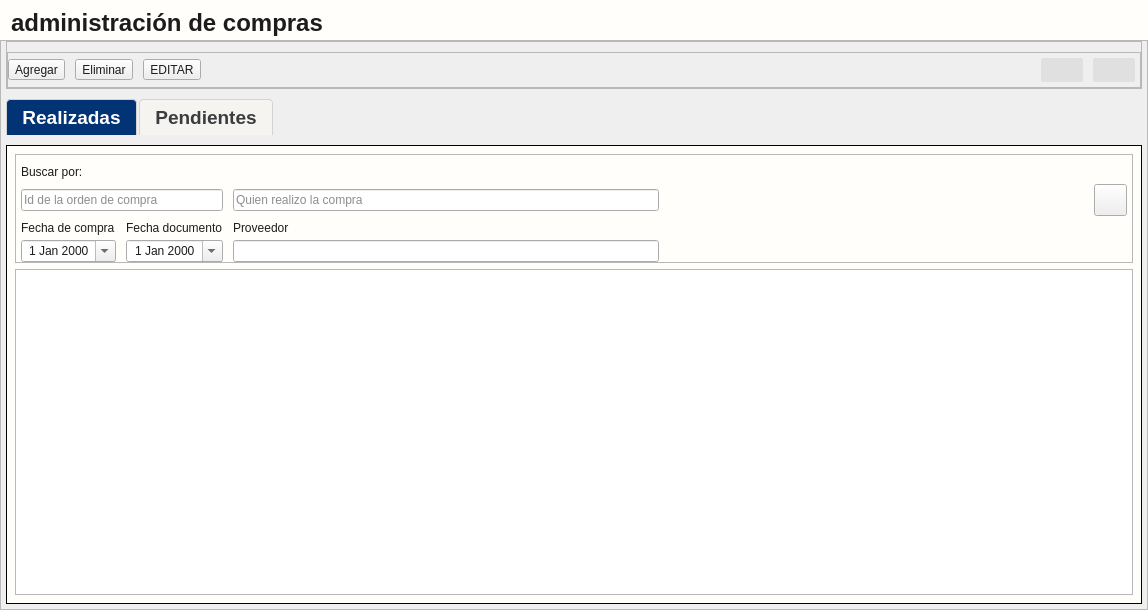
First picture: the form in app/View/UserInterfaceUi/UI_CONTROL_COMPRAS.ui, repository LAngelVp/TuleVenta, before the edit.
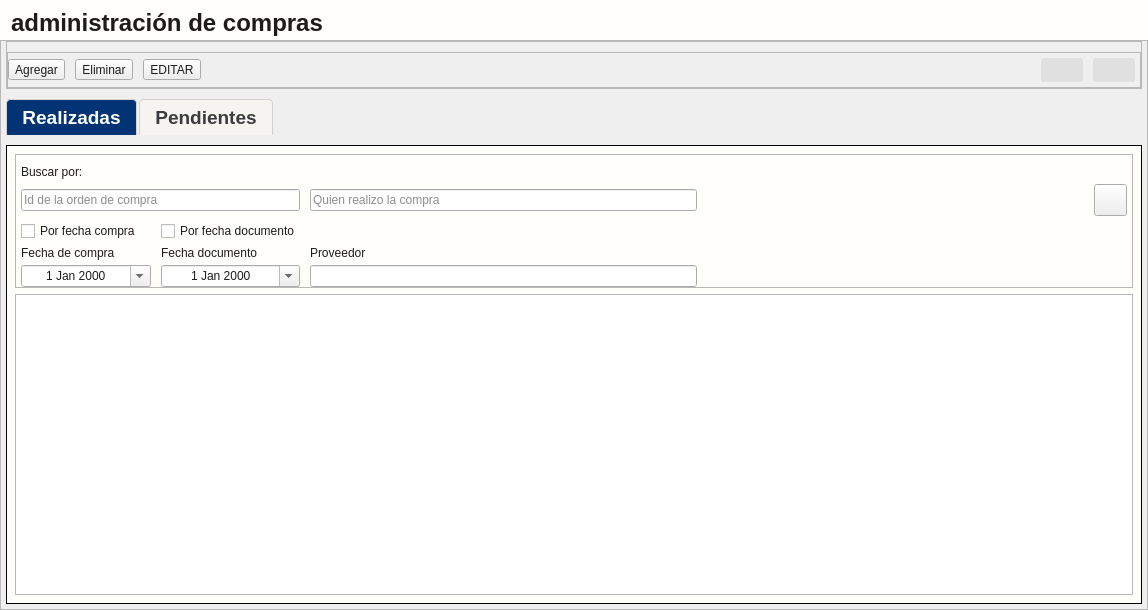
Second picture: the form after the edit. Icons and pictures are not drawn.

Commit message: Avances correctos en el apartado de compras

What changed in the file:
```diff
--- a/app/View/UserInterfaceUi/UI_CONTROL_COMPRAS.ui
+++ b/app/View/UserInterfaceUi/UI_CONTROL_COMPRAS.ui
@@ -509,6 +509,23 @@
                 <property name="verticalSpacing">
                  <number>5</number>
                 </property>
+                <item row="3" column="0" colspan="3">
+                 <widget class="QLineEdit" name="txt_idCompraRealizada">
+                  <property name="placeholderText">
+                   <string>Id de la orden de compra</string>
+                  </property>
+                 </widget>
+                </item>
+                <item row="8" column="2">
+                 <widget class="QDateEdit" name="fecha_fechaCreacionOCRealizada">
+                  <property name="alignment">
+                   <set>Qt::AlignmentFlag::AlignCenter</set>
+                  </property>
+                  <property name="calendarPopup">
+                   <bool>true</bool>
+                  </property>
+                 </widget>
+                </item>
                 <item row="3" column="3">
                  <widget class="QLineEdit" name="txt_quienRealizoCompraRealizada">
                   <property name="placeholderText">
@@ -516,10 +533,23 @@
                   </property>
                  </widget>
                 </item>
-                <item row="4" column="2">
-                 <widget class="QLabel" name="etiqueta_fechalevantamientocompra">
+                <item row="8" column="0" colspan="2">
+                 <widget class="QDateEdit" name="fecha_fechaCompraRealizada">
+                  <property name="alignment">
+                   <set>Qt::AlignmentFlag::AlignCenter</set>
+                  </property>
+                  <property name="calendarPopup">
+                   <bool>true</bool>
+                  </property>
+                 </widget>
+                </item>
+                <item row="8" column="3">
+                 <widget class="QLineEdit" name="txt_nombreProveedorOCompraRealizada"/>
+                </item>
+                <item row="0" column="0" colspan="2">
+                 <widget class="QLabel" name="etiquetaTitulo_buscar">
                   <property name="text">
-                   <string>Fecha documento</string>
+                   <string>Buscar por:</string>
                   </property>
                  </widget>
                 </item>
@@ -536,54 +566,6 @@
                   </property>
                  </spacer>
                 </item>
-                <item row="0" column="0" colspan="2">
-                 <widget class="QLabel" name="etiquetaTitulo_buscar">
-                  <property name="text">
-                   <string>Buscar por:</string>
-                  </property>
-                 </widget>
-                </item>
-                <item row="4" column="3">
-                 <widget class="QLabel" name="etiqueta_proveedor_2">
-                  <property name="text">
-                   <string>Proveedor</string>
-                  </property>
-                 </widget>
-                </item>
-                <item row="3" column="0" colspan="3">
-                 <widget class="QLineEdit" name="txt_idCompraRealizada">
-                  <property name="placeholderText">
-                   <string>Id de la orden de compra</string>
-                  </property>
-                 </widget>
-                </item>
-                <item row="6" column="0" colspan="2">
-                 <widget class="QDateEdit" name="fecha_fechaCompraRealizada">
-                  <property name="alignment">
-                   <set>Qt::AlignmentFlag::AlignCenter</set>
-                  </property>
-                  <property name="calendarPopup">
-                   <bool>true</bool>
-                  </property>
-                 </widget>
-                </item>
-                <item row="6" column="2">
-                 <widget class="QDateEdit" name="fecha_fechaCreacionOCRealizada">
-                  <property name="alignment">
-                   <set>Qt::AlignmentFlag::AlignCenter</set>
-                  </property>
-                  <property name="calendarPopup">
-                   <bool>true</bool>
-                  </property>
-                 </widget>
-                </item>
-                <item row="4" column="0" colspan="2">
-                 <widget class="QLabel" name="etiqueta_fechacompra">
-                  <property name="text">
-                   <string>Fecha de compra</string>
-                  </property>
-                 </widget>
-                </item>
                 <item row="3" column="10">
                  <widget class="QToolButton" name="btn_btn_buscar_OCrealizadas">
                   <property name="cursor">
@@ -610,8 +592,40 @@
                   </property>
                  </widget>
                 </item>
-                <item row="6" column="3">
-                 <widget class="QLineEdit" name="txt_nombreProveedorOCompraRealizada"/>
+                <item row="7" column="3">
+                 <widget class="QLabel" name="etiqueta_proveedor_2">
+                  <property name="text">
+                   <string>Proveedor</string>
+                  </property>
+                 </widget>
+                </item>
+                <item row="7" column="0">
+                 <widget class="QLabel" name="etiqueta_fechacompra">
+                  <property name="text">
+                   <string>Fecha de compra</string>
+                  </property>
+                 </widget>
+                </item>
+                <item row="6" column="0">
+                 <widget class="QCheckBox" name="check_filtrarPorFechaCompraRealizada">
+                  <property name="text">
+                   <string>Por fecha compra</string>
+                  </property>
+                 </widget>
+                </item>
+                <item row="7" column="2">
+                 <widget class="QLabel" name="etiqueta_fechalevantamientocompra">
+                  <property name="text">
+                   <string>Fecha documento</string>
+                  </property>
+                 </widget>
+                </item>
+                <item row="6" column="2">
+                 <widget class="QCheckBox" name="check_filtrarPorFechaDocumentoRealizada">
+                  <property name="text">
+                   <string>Por fecha documento</string>
+                  </property>
+                 </widget>
                 </item>
                </layout>
               </widget>
```
Left out of the diff: 97 changed lines with no effect on the pictures. The commit also changes 9 other files.
